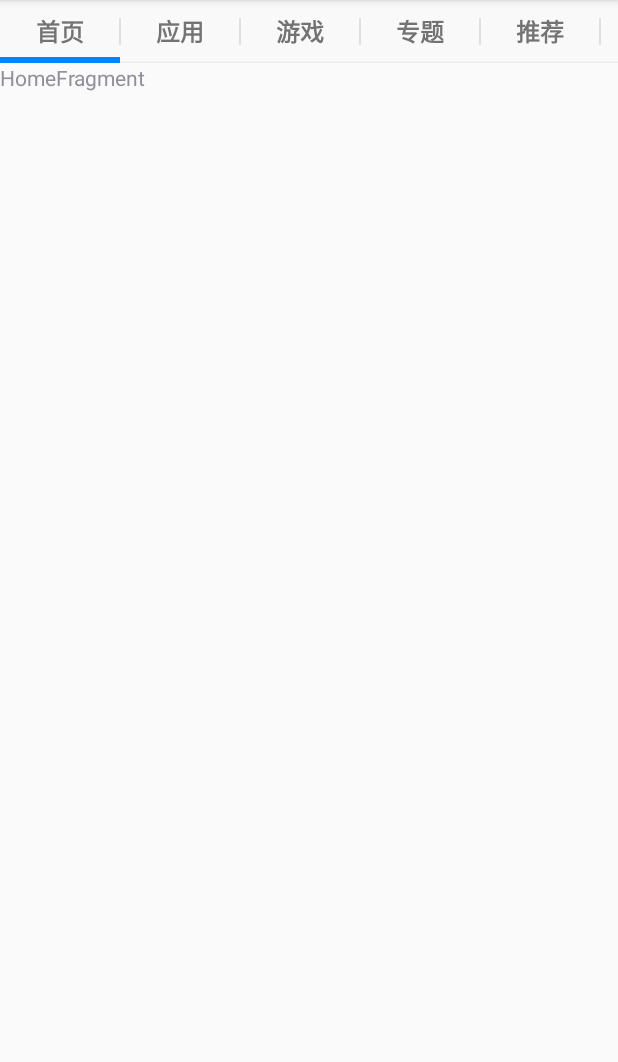
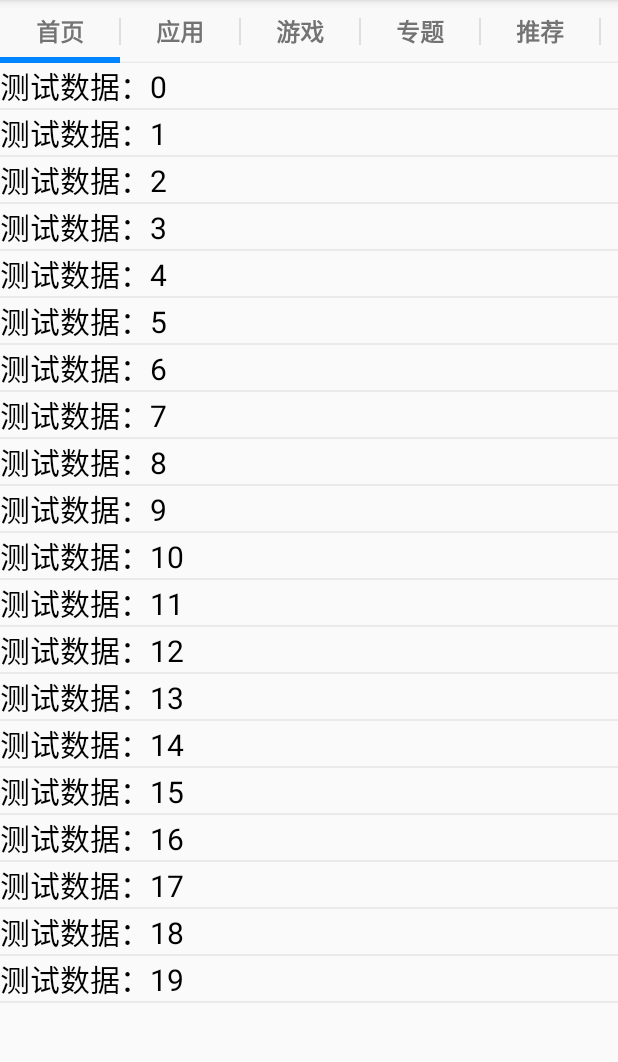
Before and after one commit to qiangzhouliang/GooglePlay, an Android app: the screen it shows after launch (MainActivity), on a phone screen of 412 x 824 dp, the part 84-1146 px from its top. Run offline under Robolectric (Android 15) with nearby library versions, the phone set to English and light mode, and no system bars.

Commit message:
对listView的第一层封装

```diff
--- /dev/null
+++ b/app/src/main/java/com/example/qzl/googleplay/ui/adapter/MyBaseAdapter.java
@@ -0,0 +1,37 @@
+package com.example.qzl.googleplay.ui.adapter;
+
+import android.view.View;
+import android.view.ViewGroup;
+import android.widget.BaseAdapter;
+
+import java.util.ArrayList;
+
+/**
+ * 对adapter的一个封装
+ * Created by Qzl on 2016-08-07.
+ */
+public class MyBaseAdapter<T> extends BaseAdapter {
+    private ArrayList<T> data;
+    public MyBaseAdapter(ArrayList<T> data){
+        this.data = data;
+    }
+    @Override
+    public int getCount() {
+        return data.size();
+    }
+
+    @Override
+    public T getItem(int position) {
+        return data.get(position);
+    }
+
+    @Override
+    public long getItemId(int position) {
+        return position;
+    }
+
+    @Override
+    public View getView(int position, View convertView, ViewGroup parent) {
+        return null;
+    }
+}
--- a/app/src/main/java/com/example/qzl/googleplay/ui/fragment/HomeFragment.java
+++ b/app/src/main/java/com/example/qzl/googleplay/ui/fragment/HomeFragment.java
@@ -1,23 +1,32 @@
 package com.example.qzl.googleplay.ui.fragment;
 
 import android.view.View;
+import android.view.ViewGroup;
+import android.widget.ListView;
 import android.widget.TextView;
 
+import com.example.qzl.googleplay.R;
+import com.example.qzl.googleplay.ui.adapter.MyBaseAdapter;
 import com.example.qzl.googleplay.ui.view.LoadingPage;
 import com.example.qzl.googleplay.utils.UIUtils;
+
+import java.util.ArrayList;
 
 /**
  * 首页
  * Created by Qzl on 2016-08-06.
  */
 public class HomeFragment extends BaseFragment {
+    private ArrayList<String> data;
 
     //如果加载数据成功，就回调此方法,此方法在主线程
     @Override
     public View onCreateSuccessView() {
-        TextView view = new TextView(UIUtils.getContext());
-        //使用TextView显示当前类的类名
-        view.setText(getClass().getSimpleName());
+//        TextView view = new TextView(UIUtils.getContext());
+//        //使用TextView显示当前类的类名
+//        view.setText(getClass().getSimpleName());
+        ListView view = new ListView(UIUtils.getContext());
+        view.setAdapter(new HomeAdapter(data));
         return view;
     }
 
@@ -25,6 +34,36 @@ public class HomeFragment extends BaseFragment {
     @Override
     public LoadingPage.ResultState onLoad() {
         //请求网络
+        data = new ArrayList<>();
+        for (int i = 0; i < 20; i++) {
+            data.add("测试数据："+i);
+        }
         return LoadingPage.ResultState.STATE_SUCCESS;
     }
+
+    class HomeAdapter extends MyBaseAdapter<String>{
+
+        public HomeAdapter(ArrayList<String> data) {
+            super(data);
+        }
+        @Override
+        public View getView(int position, View convertView, ViewGroup parent) {
+            ViewHolder holder;
+            if (convertView == null){
+                convertView = UIUtils.inflate(R.layout.list_item_home);
+                holder = new ViewHolder();
+                holder.tvContent = (TextView) convertView.findViewById(R.id.tv_lih_context);
+                convertView.setTag(holder);
+            }else {
+                holder = (ViewHolder) convertView.getTag();
+            }
+            String content = getItem(position);
+            holder.tvContent.setText(content);
+            return convertView;
+        }
+    }
+
+    static class ViewHolder{
+        public TextView tvContent;
+    }
 }
--- /dev/null
+++ b/app/src/main/res/layout/list_item_home.xml
@@ -0,0 +1,15 @@
+<?xml version="1.0" encoding="utf-8"?>
+<LinearLayout
+    xmlns:android="http://schemas.android.com/apk/res/android"
+    android:layout_width="match_parent"
+    android:layout_height="match_parent"
+    android:orientation="vertical">
+
+    <TextView
+        android:id="@+id/tv_lih_context"
+        android:layout_width="wrap_content"
+        android:layout_height="wrap_content"
+        android:textSize="20sp"
+        android:textColor="#000"
+        />
+</LinearLayout>
```
